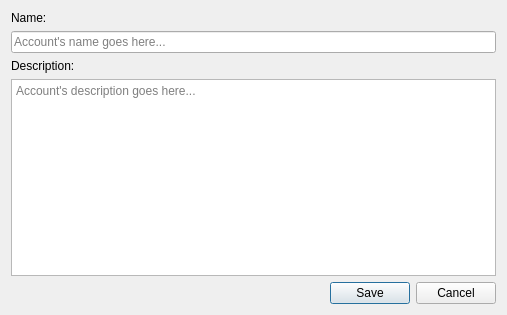
koromodako/picsou, file ui/editors/accounteditor.ui: the form before one commit.
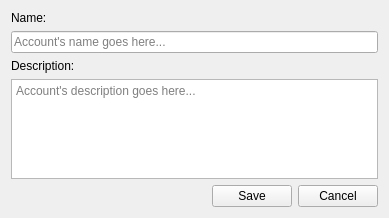
The form after the commit. Icons and pictures are not drawn.

Diff of the .ui file:
```diff
--- a/ui/editors/accounteditor.ui
+++ b/ui/editors/accounteditor.ui
@@ -6,10 +6,16 @@
    <rect>
     <x>0</x>
     <y>0</y>
-    <width>507</width>
-    <height>315</height>
+    <width>389</width>
+    <height>218</height>
    </rect>
   </property>
+  <property name="sizePolicy">
+   <sizepolicy hsizetype="Maximum" vsizetype="Maximum">
+    <horstretch>0</horstretch>
+    <verstretch>0</verstretch>
+   </sizepolicy>
+  </property>
   <property name="windowTitle">
    <string>Form</string>
   </property>
@@ -43,11 +49,56 @@
     </widget>
    </item>
    <item>
-    <widget class="QDialogButtonBox" name="buttons">
-     <property name="standardButtons">
-      <set>QDialogButtonBox::Cancel|QDialogButtonBox::Save</set>
+    <spacer name="verticalSpacer">
+     <property name="orientation">
+      <enum>Qt::Vertical</enum>
      </property>
-    </widget>
+     <property name="sizeHint" stdset="0">
+      <size>
+       <width>20</width>
+       <height>0</height>
+      </size>
+     </property>
+    </spacer>
+   </item>
+   <item>
+    <layout class="QHBoxLayout" name="horizontalLayout">
+     <item>
+      <spacer name="hspacer">
+       <property name="orientation">
+        <enum>Qt::Horizontal</enum>
+       </property>
+       <property name="sizeHint" stdset="0">
+        <size>
+         <width>40</width>
+         <height>20</height>
+        </size>
+       </property>
+      </spacer>
+     </item>
+     <item>
+      <widget class="QPushButton" name="save">
+       <property name="text">
+        <string>Save</string>
+       </property>
+       <property name="icon">
+        <iconset resource="../../picsou.qrc">
+         <normaloff>:/resources/MaterialDesign-SVG/svg/check.svg</normaloff>:/resources/MaterialDesign-SVG/svg/check.svg</iconset>
+       </property>
+      </widget>
+     </item>
+     <item>
+      <widget class="QPushButton" name="cancel">
+       <property name="text">
+        <string>Cancel</string>
+       </property>
+       <property name="icon">
+        <iconset resource="../../picsou.qrc">
+         <normaloff>:/resources/MaterialDesign-SVG/svg/cancel.svg</normaloff>:/resources/MaterialDesign-SVG/svg/cancel.svg</iconset>
+       </property>
+      </widget>
+     </item>
+    </layout>
    </item>
   </layout>
  </widget>
```
Left out of the diff: 9 changed lines with no effect on the pictures.
